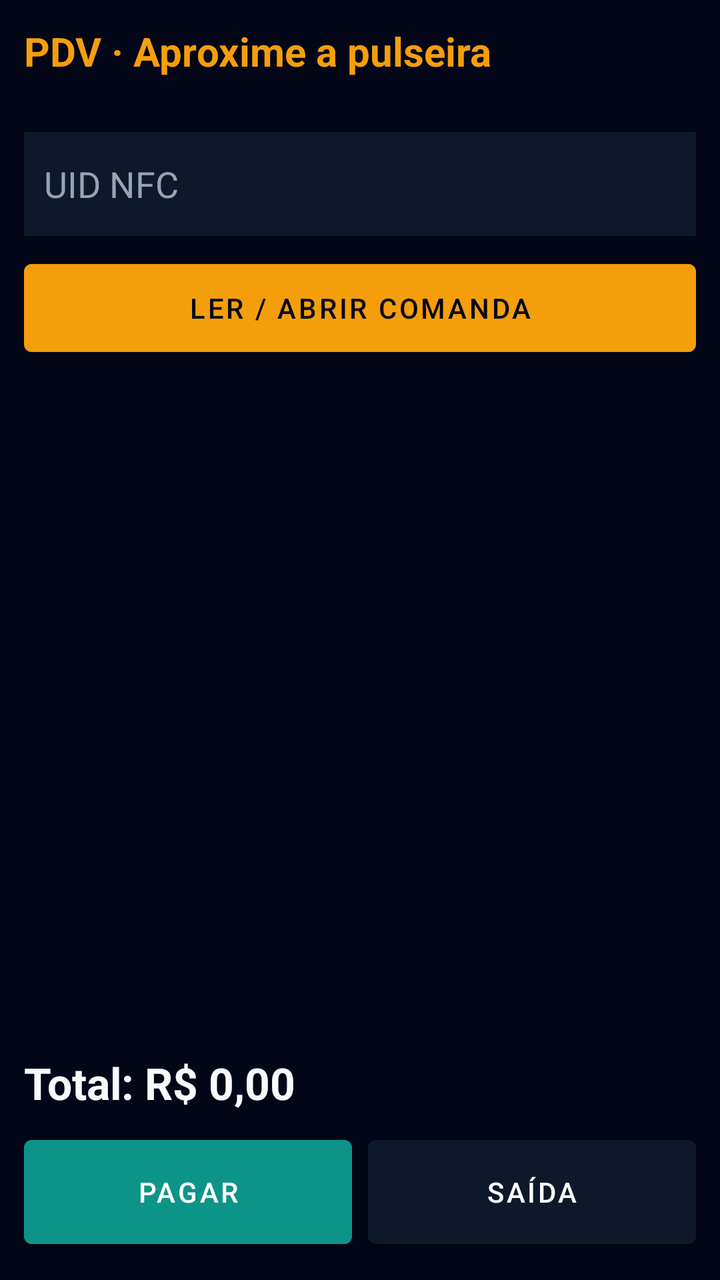
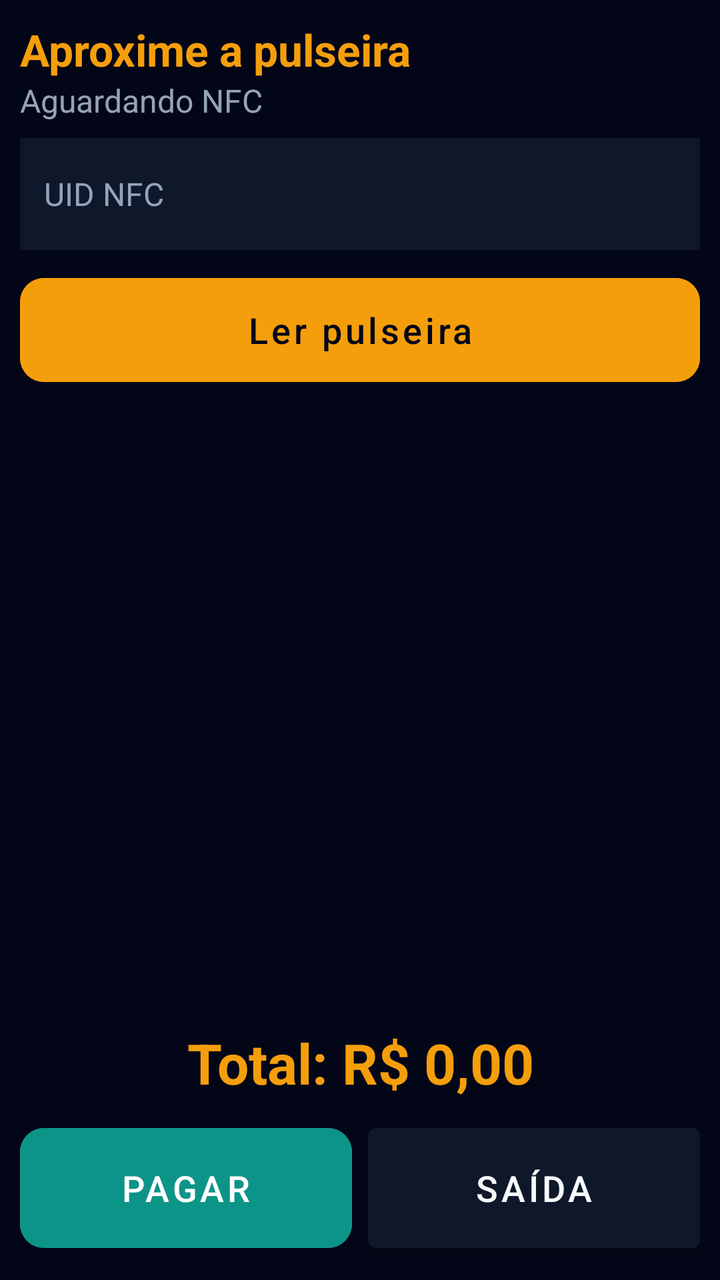

Compare the two renders of this Android layout. The source of the first and the diff that turns it into the second are given below.
<!-- AndroidManifest.xml: application theme Theme.SistemaPDV -->
<!-- res/layout/activity_pos.xml -->
<?xml version="1.0" encoding="utf-8"?>
<LinearLayout xmlns:android="http://schemas.android.com/apk/res/android"
    android:layout_width="match_parent"
    android:layout_height="match_parent"
    android:orientation="vertical"
    android:background="@color/bg"
    android:padding="12dp">

    <TextView
        android:id="@+id/txtHeader"
        android:layout_width="match_parent"
        android:layout_height="wrap_content"
        android:text="PDV · Aproxime a pulseira"
        android:textColor="@color/amber"
        android:textSize="20sp"
        android:textStyle="bold" />

    <TextView
        android:id="@+id/txtComanda"
        android:layout_width="match_parent"
        android:layout_height="wrap_content"
        android:textColor="@color/muted"
        android:layout_marginBottom="8dp" />

    <EditText
        android:id="@+id/inputUid"
        android:layout_width="match_parent"
        android:layout_height="52dp"
        android:hint="UID NFC"
        android:textColor="@color/text"
        android:textColorHint="@color/muted"
        android:background="@color/surface"
        android:padding="10dp" />

    <com.google.android.material.button.MaterialButton
        android:id="@+id/btnTap"
        android:layout_width="match_parent"
        android:layout_height="56dp"
        android:text="Ler / Abrir comanda"
        android:layout_marginTop="8dp"
        android:backgroundTint="@color/amber"
        android:textColor="@color/bg" />

    <androidx.recyclerview.widget.RecyclerView
        android:id="@+id/listProducts"
        android:layout_width="match_parent"
        android:layout_height="0dp"
        android:layout_weight="1"
        android:layout_marginTop="8dp" />

    <TextView
        android:id="@+id/txtTotal"
        android:layout_width="match_parent"
        android:layout_height="wrap_content"
        android:text="Total: R$ 0,00"
        android:textColor="@color/text"
        android:textSize="22sp"
        android:textStyle="bold"
        android:paddingVertical="8dp" />

    <LinearLayout
        android:layout_width="match_parent"
        android:layout_height="wrap_content"
        android:orientation="horizontal">

        <com.google.android.material.button.MaterialButton
            android:id="@+id/btnPay"
            android:layout_width="0dp"
            android:layout_height="64dp"
            android:layout_weight="1"
            android:text="Pagar"
            android:backgroundTint="@color/teal"
            android:textColor="@android:color/white"
            android:enabled="false" />

        <com.google.android.material.button.MaterialButton
            android:id="@+id/btnExitMode"
            android:layout_width="0dp"
            android:layout_height="64dp"
            android:layout_weight="1"
            android:layout_marginStart="8dp"
            android:text="Saída"
            android:backgroundTint="@color/surface"
            android:textColor="@color/text" />
    </LinearLayout>
</LinearLayout>
<!-- resources referenced by this layout -->
<resources>
  <color name="amber">#f59e0b</color>
  <color name="bg">#020617</color>
  <color name="muted">#94a3b8</color>
  <color name="surface">#0f172a</color>
  <color name="teal">#0d9488</color>
  <color name="text">#f8fafc</color>
  <style name="Theme.SistemaPDV" parent="Theme.MaterialComponents.DayNight.NoActionBar">
          <item name="colorPrimary">@color/amber</item>
          <item name="colorPrimaryVariant">@color/amber</item>
          <item name="colorOnPrimary">@color/bg</item>
          <item name="android:statusBarColor">@color/bg</item>
          <item name="android:navigationBarColor">@color/bg</item>
          <item name="android:windowBackground">@color/bg</item>
          <item name="android:textColor">@color/text</item>
      </style>
</resources>

<!-- the commit's change to res/layout/activity_pos.xml (unified diff, before → after) -->
@@ -4,39 +4,43 @@
     android:layout_height="match_parent"
     android:orientation="vertical"
     android:background="@color/bg"
-    android:padding="12dp">
+    android:padding="10dp">
 
     <TextView
         android:id="@+id/txtHeader"
         android:layout_width="match_parent"
         android:layout_height="wrap_content"
-        android:text="PDV · Aproxime a pulseira"
+        android:text="Aproxime a pulseira"
         android:textColor="@color/amber"
-        android:textSize="20sp"
+        android:textSize="22sp"
         android:textStyle="bold" />
 
     <TextView
         android:id="@+id/txtComanda"
         android:layout_width="match_parent"
         android:layout_height="wrap_content"
+        android:text="Aguardando NFC"
         android:textColor="@color/muted"
+        android:textSize="16sp"
         android:layout_marginBottom="8dp" />
 
     <EditText
         android:id="@+id/inputUid"
         android:layout_width="match_parent"
-        android:layout_height="52dp"
+        android:layout_height="56dp"
         android:hint="UID NFC"
         android:textColor="@color/text"
         android:textColorHint="@color/muted"
         android:background="@color/surface"
-        android:padding="10dp" />
+        android:padding="12dp"
+        android:textSize="16sp" />
 
     <com.google.android.material.button.MaterialButton
         android:id="@+id/btnTap"
+        style="@style/PosButton"
         android:layout_width="match_parent"
-        android:layout_height="56dp"
-        android:text="Ler / Abrir comanda"
+        android:layout_height="64dp"
+        android:text="Ler pulseira"
         android:layout_marginTop="8dp"
         android:backgroundTint="@color/amber"
         android:textColor="@color/bg" />
@@ -53,9 +57,10 @@
         android:layout_width="match_parent"
         android:layout_height="wrap_content"
         android:text="Total: R$ 0,00"
-        android:textColor="@color/text"
-        android:textSize="22sp"
+        android:textColor="@color/amber"
+        android:textSize="28sp"
         android:textStyle="bold"
+        android:gravity="center"
         android:paddingVertical="8dp" />
 
     <LinearLayout
@@ -65,10 +70,11 @@
 
         <com.google.android.material.button.MaterialButton
             android:id="@+id/btnPay"
+            style="@style/PosButton"
             android:layout_width="0dp"
-            android:layout_height="64dp"
+            android:layout_height="72dp"
             android:layout_weight="1"
-            android:text="Pagar"
+            android:text="PAGAR"
             android:backgroundTint="@color/teal"
             android:textColor="@android:color/white"
             android:enabled="false" />
@@ -76,11 +82,12 @@
         <com.google.android.material.button.MaterialButton
             android:id="@+id/btnExitMode"
             android:layout_width="0dp"
-            android:layout_height="64dp"
+            android:layout_height="72dp"
             android:layout_weight="1"
             android:layout_marginStart="8dp"
             android:text="Saída"
             android:backgroundTint="@color/surface"
-            android:textColor="@color/text" />
+            android:textColor="@color/text"
+            android:textSize="18sp" />
     </LinearLayout>
 </LinearLayout>
<!-- resource entries referenced after the edit -->
@@ -6,6 +6,12 @@
   <color name="surface">#0f172a</color>
   <color name="teal">#0d9488</color>
   <color name="text">#f8fafc</color>
+  <style name="PosButton" parent="Widget.MaterialComponents.Button">
+          <item name="android:layout_height">64dp</item>
+          <item name="android:textAllCaps">false</item>
+          <item name="android:textSize">18sp</item>
+          <item name="cornerRadius">12dp</item>
+      </style>
   <style name="Theme.SistemaPDV" parent="Theme.MaterialComponents.DayNight.NoActionBar">
           <item name="colorPrimary">@color/amber</item>
           <item name="colorPrimaryVariant">@color/amber</item>
